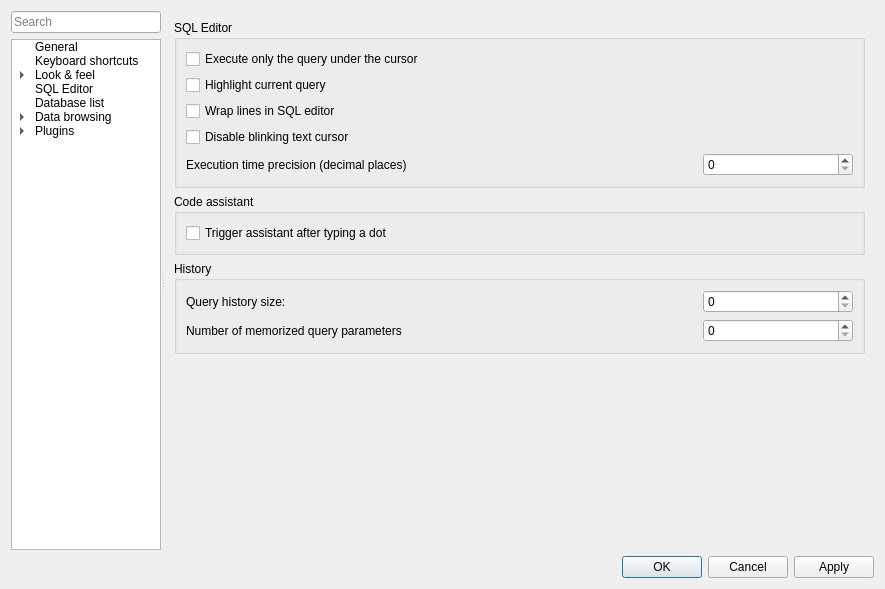
pawelsalawa/sqlitestudio, file SQLiteStudio3/guiSQLiteStudio/dialogs/configdialog.ui: the form before one commit.
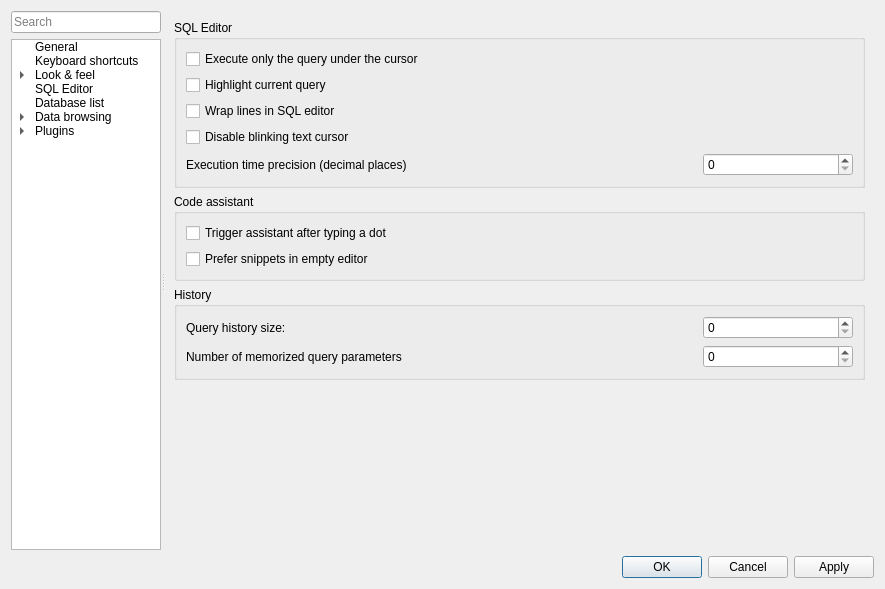
The form after the commit. Icons and pictures are not drawn. Custom widgets are drawn as their Qt base class.

Commit message: #5209 Default Code Snippet list extended and now they are preferred in the Code Assist when SQL Editor is empty.

What changed in the file:
```diff
--- a/SQLiteStudio3/guiSQLiteStudio/dialogs/configdialog.ui
+++ b/SQLiteStudio3/guiSQLiteStudio/dialogs/configdialog.ui
@@ -1239,6 +1239,19 @@
                 </property>
                </widget>
               </item>
+              <item row="1" column="0">
+               <widget class="QCheckBox" name="checkBox_2">
+                <property name="toolTip">
+                 <string>When enabled, invoking code completion in an empty editor shows code snippets first instead of syntax suggestions. Invoking code completion again switches to syntax suggestions (and vice versa).</string>
+                </property>
+                <property name="text">
+                 <string>Prefer snippets in empty editor</string>
+                </property>
+                <property name="cfg" stdset="0">
+                 <string>General.SqlEditorSnippetsIfEmpty</string>
+                </property>
+               </widget>
+              </item>
              </layout>
             </widget>
            </item>
```
Left out of the diff: 14 changed lines with no effect on the pictures. The commit also changes 7 other files.
